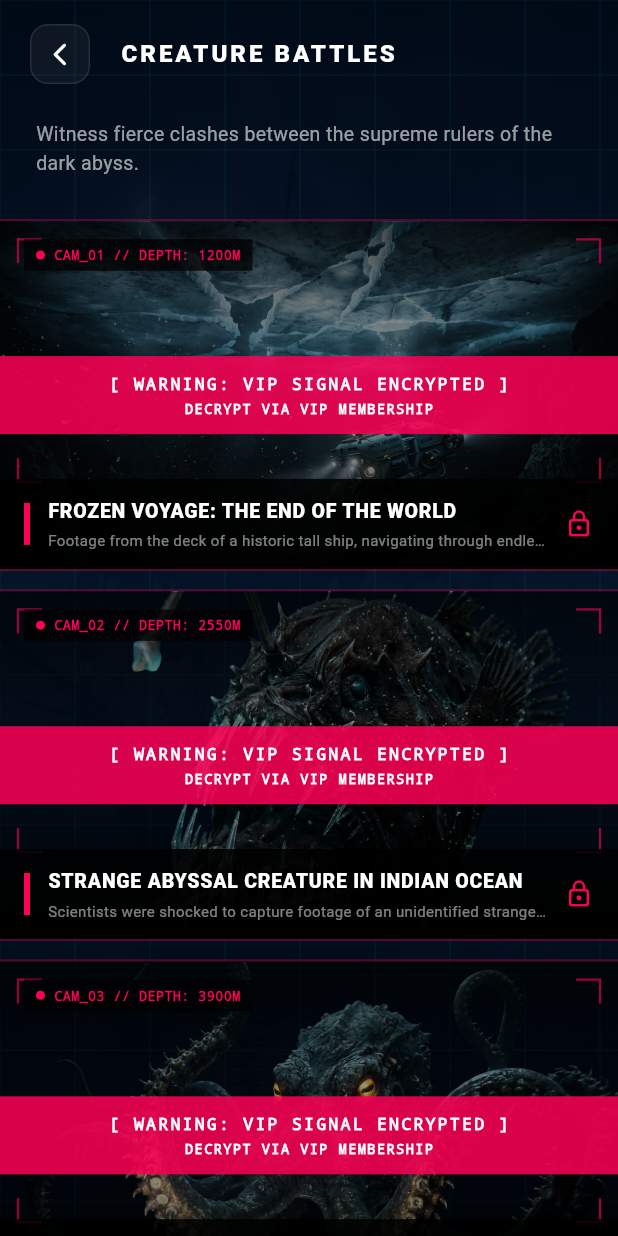
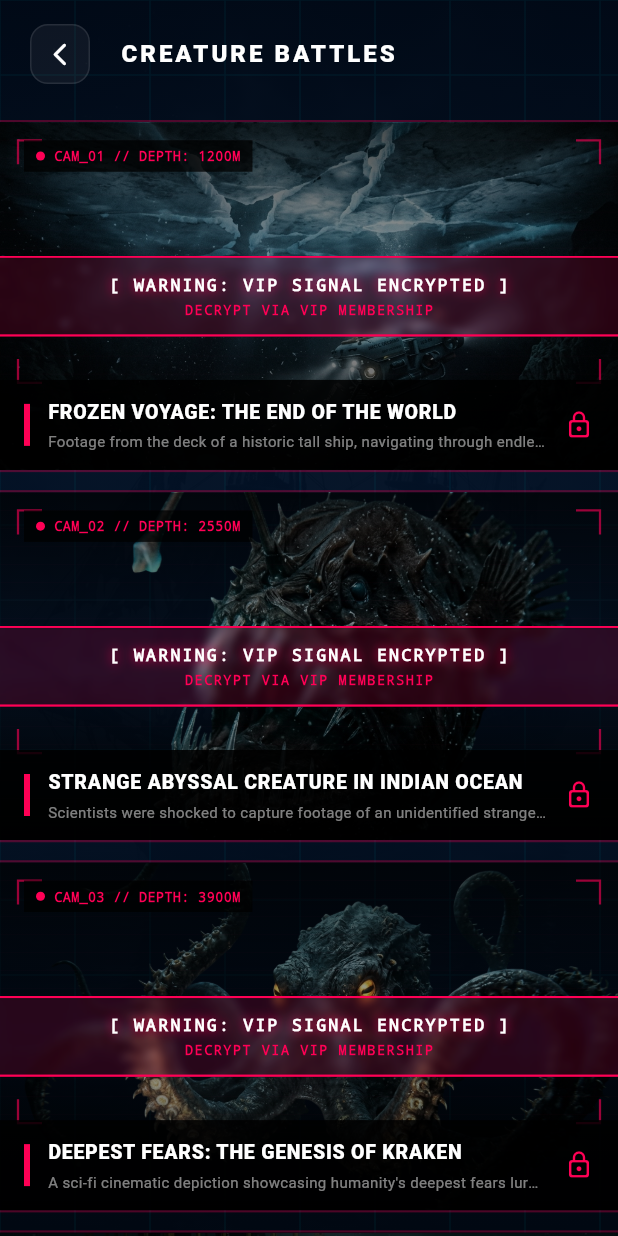
Before and after one commit to daotronghieu2532000/noiso_biensau, a Flutter app: the VideoScreen screen opened directly, on a phone screen of 412 x 824 dp. Run offline on Flutter 3.47's test engine with Material 3 defaults, Android fonts, the phone set to English and light mode, and no system bars; our stand-ins replace audioplayers, in_app_purchase, shared_preferences, video_player; accounts and stored records are empty; network calls fail.

Commit message:
style: Xóa text mô tả đỉnh trang và nâng cấp banner cảnh báo VIP thành hộp kính mờ trong suốt (BackdropFilter blur)

```diff
--- a/lib/screens/video_screen.dart
+++ b/lib/screens/video_screen.dart
@@ -1,4 +1,5 @@
 import 'package:flutter/material.dart';
+import 'dart:ui';
 import 'dart:math' as math;
 import 'package:provider/provider.dart';
 import 'package:video_player/video_player.dart';
@@ -789,17 +790,7 @@ class _VideoScreenState extends State<VideoScreen> {
                   ),
                 ),
 
-                // Header description
-                Padding(
-                  padding: const EdgeInsets.symmetric(horizontal: 24, vertical: 8),
-                  child: Text(
-                    isVi
-                      ? 'Xem cuộc đụng độ khốc liệt của những kẻ thống trị đại dương sâu thẳm.'
-                      : 'Witness fierce clashes between the supreme rulers of the dark abyss.',
-                    style: const TextStyle(color: Colors.white60, fontSize: 13),
-                  ),
-                ),
-                const SizedBox(height: 12),
+
 
                 // Videos List
                 Expanded(
@@ -1170,14 +1161,25 @@ class _VipVideoCardState extends State<_VipVideoCard> with SingleTickerProviderS
                 ),
               ),
 
-              // 5. Glitch warning banner if locked
+              // 5. Glitch warning banner if locked (glassmorphic transparency)
               if (!widget.hasPremium)
                 Positioned.fill(
                   child: Center(
+                    child: ClipRect(
+                      child: BackdropFilter(
+                        filter: ImageFilter.blur(sigmaX: 3, sigmaY: 3),
                         child: Container(
                           width: double.infinity,
-                      height: 52,
-                      color: const Color(0xFFFF0055).withValues(alpha: 0.85),
+                          height: 54,
+                          decoration: BoxDecoration(
+                            color: const Color(0xFFFF0055).withValues(alpha: 0.15),
+                            border: const Border.symmetric(
+                              horizontal: BorderSide(
+                                color: Color(0xFFFF0055),
+                                width: 1.5,
+                              ),
+                            ),
+                          ),
                           child: Column(
                             mainAxisAlignment: MainAxisAlignment.center,
                             children: [
@@ -1189,13 +1191,19 @@ class _VipVideoCardState extends State<_VipVideoCard> with SingleTickerProviderS
                                   fontWeight: FontWeight.w900,
                                   fontFamily: 'monospace',
                                   letterSpacing: 1.5,
+                                  shadows: [
+                                    Shadow(
+                                      color: Color(0xFFFF0055),
+                                      blurRadius: 8,
+                                    ),
+                                  ],
                                 ),
                               ),
                               const SizedBox(height: 2),
                               Text(
                                 isVi ? 'KÍCH HOẠT VIP ĐỂ GIẢI MÃ' : 'DECRYPT VIA VIP MEMBERSHIP',
                                 style: const TextStyle(
-                              color: Colors.white,
+                                  color: Color(0xFFFF0055),
                                   fontSize: 9,
                                   fontFamily: 'monospace',
                                   fontWeight: FontWeight.bold,
@@ -1203,6 +1211,8 @@ class _VipVideoCardState extends State<_VipVideoCard> with SingleTickerProviderS
                                 ),
                               ),
                             ],
+                          ),
+                        ),
                       ),
                     ),
                   ),
```
Lines whose indentation alone changed are shown as unchanged.
